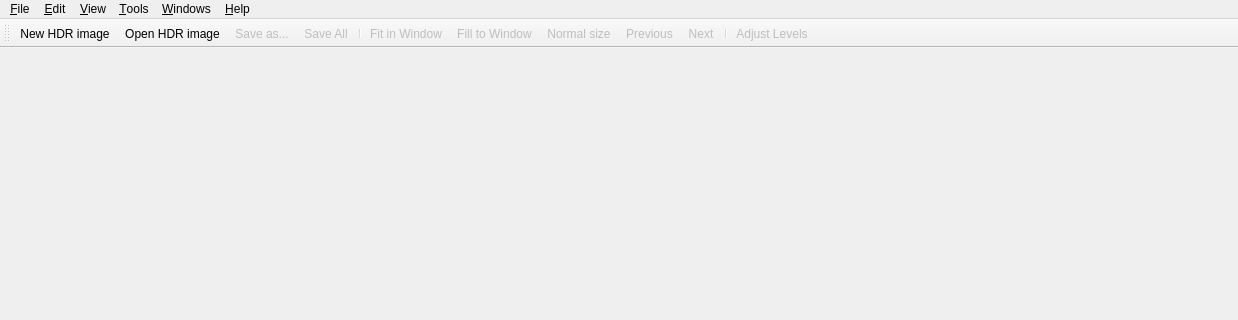
Old version of the form forms/MainWindow.ui in the repository LuminanceHDR/LuminanceHDR; both pictures show x 0 to 1238 and y 0 to 320 of the 1238 by 756 pixel window.
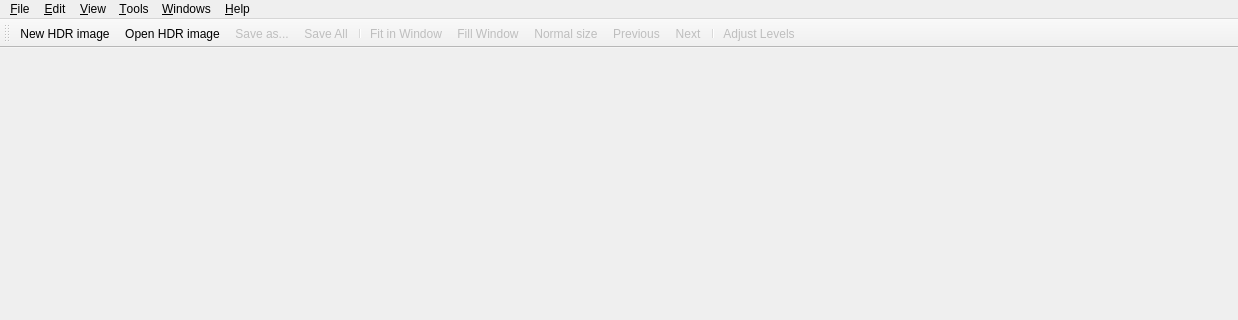
New version of the form. Icons and pictures are not drawn.

Commit message: Change label for "Fill Window" in MainWindow

Diff of the .ui file:
```diff
--- a/forms/MainWindow.ui
+++ b/forms/MainWindow.ui
@@ -982,7 +982,10 @@
      <normaloff>:/new/prefix1/images/viewmagfit.png</normaloff>:/new/prefix1/images/viewmagfit.png</iconset>
    </property>
    <property name="text">
-    <string>Fill to Window</string>
+    <string>Fill Window</string>
+   </property>
+   <property name="toolTip">
+    <string>Fill window with the current viewer</string>
    </property>
   </action>
  </widget>
```
The commit also changes 1 other file.
